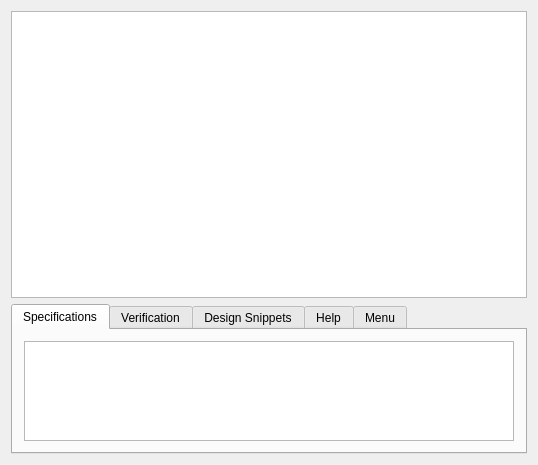
First picture: the form in mainwidget.ui, repository maratik123/schematricks, before the edit.
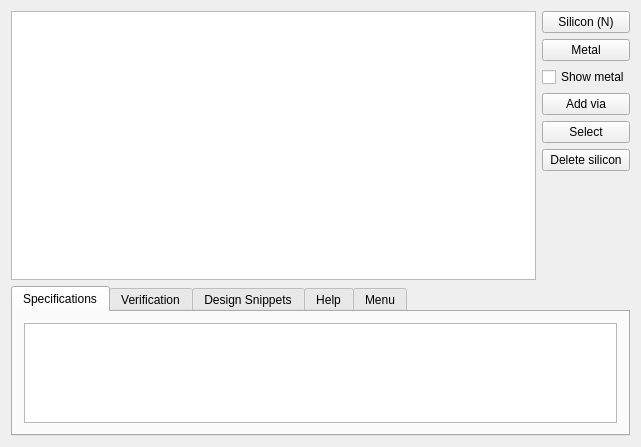
Second picture: the form after the edit.

Commit message: Add control buttons and slots for them. Add eventFilter for "shift" key

What changed in the file:
```diff
--- a/mainwidget.ui
+++ b/mainwidget.ui
@@ -6,8 +6,8 @@
    <rect>
     <x>0</x>
     <y>0</y>
-    <width>538</width>
-    <height>465</height>
+    <width>641</width>
+    <height>447</height>
    </rect>
   </property>
   <property name="windowTitle">
@@ -15,7 +15,88 @@
   </property>
   <layout class="QVBoxLayout" name="mainWidgetLayout" stretch="10,1">
    <item>
-    <widget class="QGraphicsView" name="schemaView"/>
+    <layout class="QHBoxLayout" name="schemaControlsHorizontalLayout">
+     <item>
+      <widget class="QGraphicsView" name="schemaView"/>
+     </item>
+     <item>
+      <layout class="QVBoxLayout" name="controlsVerticalLayout">
+       <item>
+        <widget class="QPushButton" name="siliconButton">
+         <property name="text">
+          <string>Silicon (N)</string>
+         </property>
+         <property name="checkable">
+          <bool>true</bool>
+         </property>
+         <property name="checked">
+          <bool>false</bool>
+         </property>
+        </widget>
+       </item>
+       <item>
+        <widget class="QPushButton" name="metalButton">
+         <property name="text">
+          <string>Metal</string>
+         </property>
+         <property name="checkable">
+          <bool>true</bool>
+         </property>
+        </widget>
+       </item>
+       <item>
+        <widget class="QCheckBox" name="showMetalCheckBox">
+         <property name="text">
+          <string>Show metal</string>
+         </property>
+        </widget>
+       </item>
+       <item>
+        <widget class="QPushButton" name="addViaButton">
+         <property name="text">
+          <string>Add via</string>
+         </property>
+         <property name="checkable">
+          <bool>true</bool>
+         </property>
+        </widget>
+       </item>
+       <item>
+        <widget class="QPushButton" name="selectButton">
+         <property name="text">
+          <string>Select</string>
+         </property>
+         <property name="checkable">
+          <bool>true</bool>
+         </property>
+        </widget>
+       </item>
+       <item>
+        <widget class="QPushButton" name="deleteButton">
+         <property name="text">
+          <string>Delete silicon</string>
+         </property>
+         <property name="checkable">
+          <bool>true</bool>
+         </property>
+        </widget>
+       </item>
+       <item>
+        <spacer name="controlsVerticalSpacer">
+         <property name="orientation">
+          <enum>Qt::Vertical</enum>
+         </property>
+         <property name="sizeHint" stdset="0">
+          <size>
+           <width>0</width>
+           <height>0</height>
+          </size>
+         </property>
+        </spacer>
+       </item>
+      </layout>
+     </item>
+    </layout>
    </item>
    <item>
     <widget class="QTabWidget" name="tabWidget">
```
Left out of the diff: 125 changed lines with no effect on the pictures. The commit also changes 3 other files.
